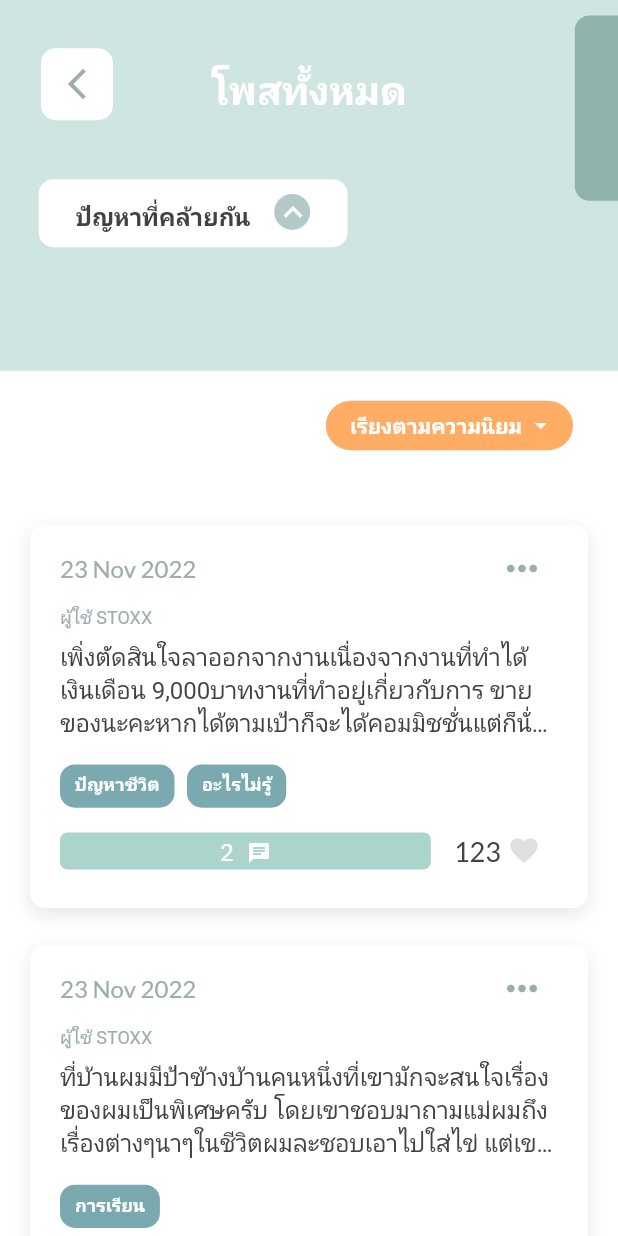
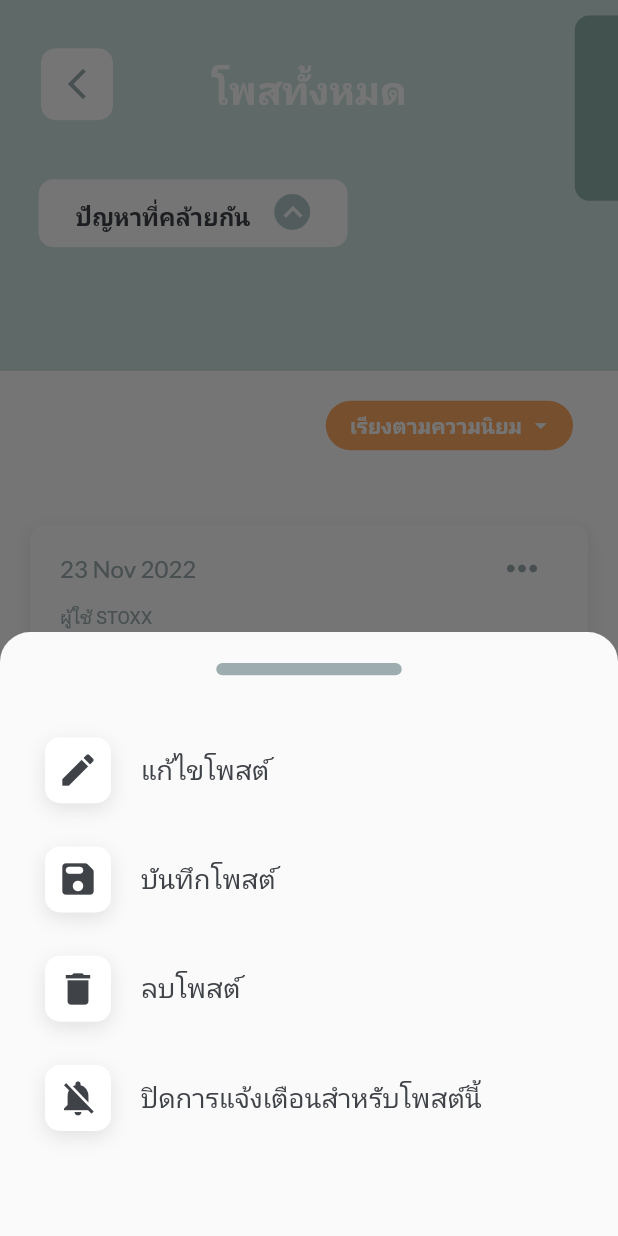
Before and after one commit to aofattaporn/jitD_fronted, a Flutter app: the ViewAllPost screen opened directly, after a tap on the "keyboard control" icon, on a phone screen of 412 x 824 dp. Run offline on Flutter 3.47's test engine with Material 2 defaults, Android fonts, the phone set to English and light mode, and no system bars; our stand-ins replace bloc, equatable, firebase_auth, firebase_core, flutter_bloc, flutter_cache_manager and 4 more; missing offline and left inert: dart:js, flutter_facebook_auth; accounts and stored records are empty; Roboto replaces fonts that are missing (Bai Jamjuree).

Commit message:
Update Modal for post and prepare comment BLoC - Create showModal in utilities folder for post modal - Create and preparing bloc and repo for comment section

```diff
--- a/lib/App.dart
+++ b/lib/App.dart
@@ -34,7 +34,7 @@ class App extends StatelessWidget {
       debugShowCheckedModeBanner: false,
       initialRoute: checkCurentUser(),
       routes: {
-        "/": (context) => const SignUp(),
+        "/": (context) => const ViewAllPost(),
         "/home": (context) => const BottomNavigationWidget()
       }, // home:
     );
--- /dev/null
+++ b/lib/src/screens/Utilities/PostModal.dart
@@ -0,0 +1,234 @@
+import 'package:flutter/material.dart';
+import 'package:google_fonts/google_fonts.dart';
+
+import '../../constant.dart';
+
+class PostModal extends StatelessWidget {
+  const PostModal({
+    Key? key,
+  }) : super(key: key);
+
+  @override
+  Widget build(BuildContext context) {
+    return IconButton(
+        onPressed: () {
+          showModalBottomSheet(
+            shape: const RoundedRectangleBorder(
+                borderRadius: BorderRadius.vertical(
+                    top: Radius.circular(20))),
+            context: context,
+            builder: (BuildContext context) {
+              return Column(
+                mainAxisSize: MainAxisSize.min,
+                children: [
+                  SizedBox(
+                    height: MediaQuery.of(context).size.height *
+                        0.025,
+                  ),
+                  Row(
+                    mainAxisAlignment: MainAxisAlignment.center,
+                    children: [
+                      Container(
+                        width: MediaQuery.of(context).size.width *
+                            0.3,
+                        height:
+                        MediaQuery.of(context).size.height *
+                            0.01,
+                        decoration: BoxDecoration(
+                            color: textColor3,
+                            borderRadius:
+                            BorderRadius.circular(15)),
+                      ),
+                    ],
+                  ),
+                  SizedBox(
+                    height:
+                    MediaQuery.of(context).size.height * 0.05,
+                  ),
+                  GestureDetector(
+                    onTap: (){},
+                    child: Row(
+                      children: [
+                        Padding(
+                          padding:
+                          const EdgeInsetsDirectional.fromSTEB(
+                              30, 0, 20, 0),
+                          child: Container(
+                            decoration: const BoxDecoration(
+                                color: Colors.white,
+                                boxShadow: [
+                                  BoxShadow(
+                                    blurRadius: 10,
+                                    color: Color.fromRGBO(
+                                        0, 0, 0, 0.1),
+                                    offset: Offset(0, 4),
+                                  )
+                                ],
+                                borderRadius:
+                                BorderRadiusDirectional.all(
+                                    Radius.circular(10))),
+                            child: const Padding(
+                                padding:
+                                EdgeInsetsDirectional.all(8),
+                                child: Icon(
+                                  Icons.edit,
+                                  size: 28,
+                                  color: textColor2,
+                                )),
+                          ),
+                        ),
+                        Text(
+                          "แก้ไขโพสต์",
+                          style: GoogleFonts.getFont("Bai Jamjuree",
+                              fontSize: 18, color: textColor2),
+                        ),
+                      ],
+                    ),
+                  ),
+                  SizedBox(
+                    height:
+                    MediaQuery.of(context).size.height * 0.035,
+                  ),
+                  GestureDetector(
+                    onTap: (){},
+                    child: Row(
+                      children: [
+                        Padding(
+                          padding:
+                          const EdgeInsetsDirectional.fromSTEB(
+                              30, 0, 20, 0),
+                          child: Container(
+                            decoration: const BoxDecoration(
+                                color: Colors.white,
+                                boxShadow: [
+                                  BoxShadow(
+                                    blurRadius: 10,
+                                    color: Color.fromRGBO(
+                                        0, 0, 0, 0.1),
+                                    offset: Offset(0, 4),
+                                  )
+                                ],
+                                borderRadius:
+                                BorderRadiusDirectional.all(
+                                    Radius.circular(10))),
+                            child: const Padding(
+                                padding:
+                                EdgeInsetsDirectional.all(8),
+                                child: Icon(
+                                  Icons.save_rounded,
+                                  size: 28,
+                                  color: textColor2,
+                                )),
+                          ),
+                        ),
+                        Text(
+                          "บันทึกโพสต์",
+                          style: GoogleFonts.getFont("Bai Jamjuree",
+                              fontSize: 18, color: textColor2),
+                        ),
+                      ],
+                    ),
+                  ),
+                  SizedBox(
+                    height:
+                    MediaQuery.of(context).size.height * 0.035,
+                  ),
+                  GestureDetector(
+                    onTap: (){},
+                    child: Row(
+                      children: [
+                        Padding(
+                          padding:
+                          const EdgeInsetsDirectional.fromSTEB(
+                              30, 0, 20, 0),
+                          child: Container(
+                            decoration: const BoxDecoration(
+                                color: Colors.white,
+                                boxShadow: [
+                                  BoxShadow(
+                                    blurRadius: 10,
+                                    color: Color.fromRGBO(
+                                        0, 0, 0, 0.1),
+                                    offset: Offset(0, 4),
+                                  )
+                                ],
+                                borderRadius:
+                                BorderRadiusDirectional.all(
+                                    Radius.circular(10))),
+                            child: const Padding(
+                                padding:
+                                EdgeInsetsDirectional.all(8),
+                                child: Icon(
+                                  Icons.delete,
+                                  size: 28,
+                                  color: textColor2,
+                                )),
+                          ),
+                        ),
+                        Text(
+                          "ลบโพสต์",
+                          style: GoogleFonts.getFont("Bai Jamjuree",
+                              fontSize: 18, color: textColor2),
+                        ),
+                      ],
+                    ),
+                  ),
+                  SizedBox(
+                    height:
+                    MediaQuery.of(context).size.height * 0.035,
+                  ),
+                  GestureDetector(
+                    onTap: (){},
+                    child: Row(
+                      children: [
+                        Padding(
+                          padding:
+                          const EdgeInsetsDirectional.fromSTEB(
+                              30, 0, 20, 0),
+                          child: Container(
+                            decoration: const BoxDecoration(
+                                color: Colors.white,
+                                boxShadow: [
+                                  BoxShadow(
+                                    blurRadius: 10,
+                                    color: Color.fromRGBO(
+                                        0, 0, 0, 0.1),
+                                    offset: Offset(0, 4),
+                                  )
+                                ],
+                                borderRadius:
+                                BorderRadiusDirectional.all(
+                                    Radius.circular(10))),
+                            child: const Padding(
+                                padding:
+                                EdgeInsetsDirectional.all(8),
+                                child: Icon(
+                                  Icons.notifications_off,
+                                  size: 28,
+                                  color: textColor2,
+                                )),
+                          ),
+                        ),
+                        Text(
+                          "ปิดการแจ้งเตือนสำหรับโพสต์นี้",
+                          style: GoogleFonts.getFont("Bai Jamjuree",
+                              fontSize: 18, color: textColor2),
+                        ),
+                      ],
+                    ),
+                  ),
+                  SizedBox(height: MediaQuery.of(context).size.height * 0.085),
+
+
+                ],
+              );
+            },
+          );
+        },
+        icon: const Icon(
+          Icons.more_horiz,
+          color: textColor3,
+          size: 30,
+        ));
+  }
+}
--- a/lib/src/screens/post/PostBox.dart
+++ b/lib/src/screens/post/PostBox.dart
@@ -2,6 +2,7 @@ import 'package:flutter/material.dart';
 import 'package:google_fonts/google_fonts.dart';
 
 import '../../constant.dart';
+import '../Utilities/PostModal.dart';
 
 class PostBox extends StatelessWidget {
   final String content;
@@ -46,13 +47,7 @@ class PostBox extends StatelessWidget {
                     style: GoogleFonts.getFont("Lato",
                         fontSize: 16, color: textColor3),
                   ),
-                  IconButton(
-                      onPressed: () {},
-                      icon: const Icon(
-                        Icons.more_horiz,
-                        color: textColor3,
-                        size: 30,
-                      ))
+                  const PostModal()
                 ],
               ),
               Row(
@@ -92,7 +87,8 @@ class PostBox extends StatelessWidget {
                   scrollDirection: Axis.horizontal,
                   itemCount: tag.length,
                   separatorBuilder: (context, index) {
-                    return SizedBox(width: MediaQuery.of(context).size.width * 0.02);
+                    return SizedBox(
+                        width: MediaQuery.of(context).size.width * 0.02);
                   },
                   itemBuilder: (BuildContext context, int index) {
                     return Container(
@@ -100,8 +96,8 @@ class PostBox extends StatelessWidget {
                           borderRadius: BorderRadius.all(Radius.circular(10)),
                           color: secondaryColor),
                       child: Padding(
-                          padding:
-                          const EdgeInsetsDirectional.fromSTEB(10, 5, 10, 5),
+                          padding: const EdgeInsetsDirectional.fromSTEB(
+                              10, 5, 10, 5),
                           child: Text(
                             tag[index],
                             style: GoogleFonts.getFont("Bai Jamjuree",
@@ -111,8 +107,6 @@ class PostBox extends StatelessWidget {
                           )),
                     );
                   },
-
-
                 ),
               ),
               SizedBox(height: MediaQuery.of(context).size.height * 0.02),
```
Also changed, not shown: lib/src/blocs/comment/comment_bloc.dart (added, +33 -0 lines), lib/src/blocs/comment/comment_event.dart (added, +18 -0 lines), lib/src/blocs/comment/comment_state.dart (added, +32 -0 lines), lib/src/data/models/comment_model.dart (added, +40 -0 lines), lib/src/data/respository/comment_repository.dart (added, +22 -0 lines), lib/src/screens/post/ViewPost.dart (+2 -7 lines).
